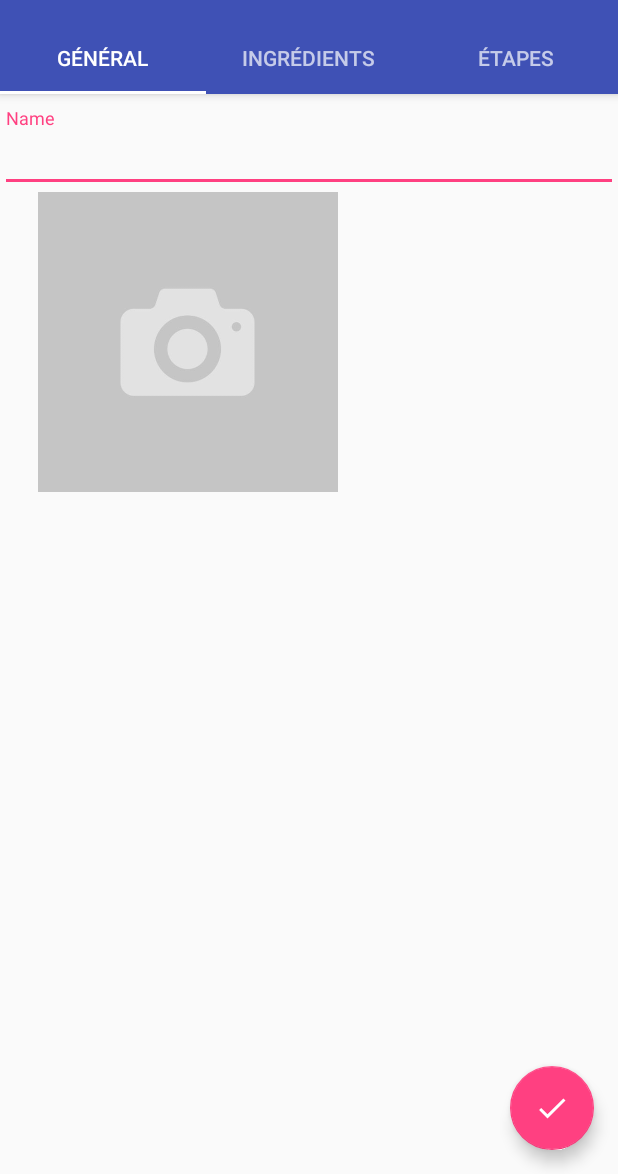
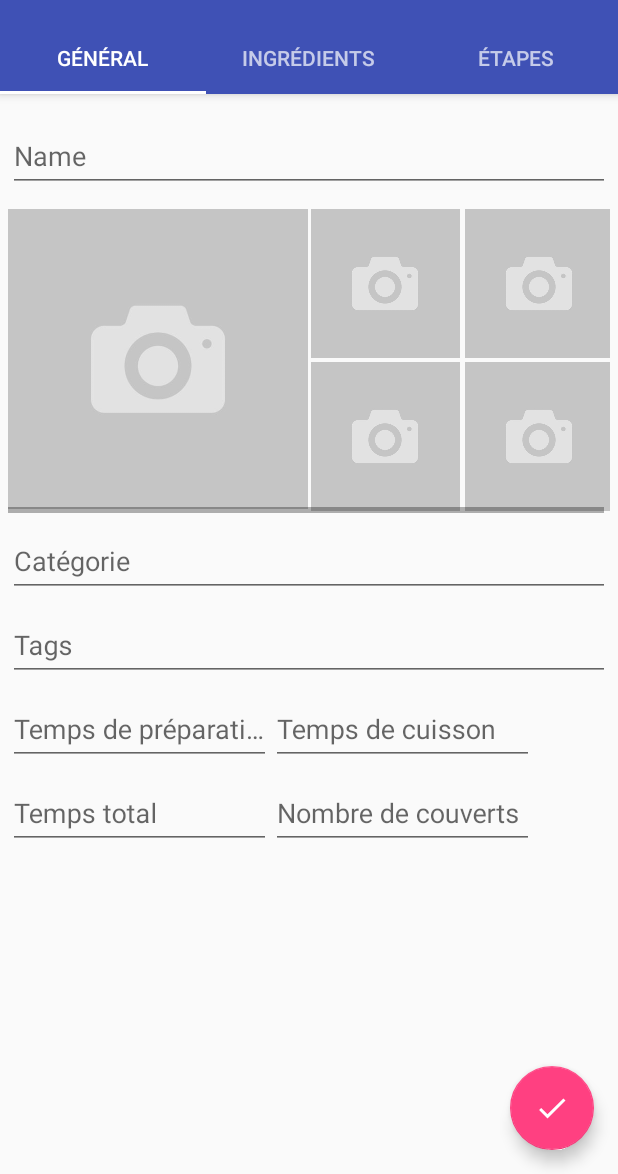
Before and after one commit to BillyBoy26/Recipes, an Android app: the FragmentGeneral screen opened directly, with no data from a screen before it, on a phone screen of 412 x 824 dp, the part 62-1236 px from its top. Run offline under Robolectric (Android 15) with nearby library versions, the phone set to English and light mode, and no system bars.

Commit message:
Début meilleur interface tab générla

```diff
--- a/app/src/main/AndroidManifest.xml
+++ b/app/src/main/AndroidManifest.xml
@@ -22,7 +22,10 @@
                 <category android:name="android.intent.category.LAUNCHER" />
             </intent-filter>
         </activity>
-        <activity android:name=".createForm.RecipeCreate" />
+        <activity
+            android:name=".createForm.RecipeCreate"
+            android:windowSoftInputMode="adjustPan"
+            />
         <activity android:name=".RecipeImport" />
 
         <provider
--- a/app/src/main/java/com/example/benjamin/recettes/RecipeAdapter.java
+++ b/app/src/main/java/com/example/benjamin/recettes/RecipeAdapter.java
@@ -36,7 +36,7 @@ class RecipeAdapter extends CursorAdapter {
 
         String urlImage = cursor.getString(cursor.getColumnIndex(TRecipe.C_URL_IMAGE));
         if (urlImage != null && !urlImage.isEmpty()) {
-            ImageView imageView = (ImageView) view.findViewById(R.id.image);
+            ImageView imageView = (ImageView) view.findViewById(R.id.image1);
             Picasso.with(imageView.getContext()).load(urlImage).centerCrop().fit().into(imageView);
         }
     }
--- a/app/src/main/java/com/example/benjamin/recettes/RecipeViewHolder.java
+++ b/app/src/main/java/com/example/benjamin/recettes/RecipeViewHolder.java
@@ -16,7 +16,7 @@ class RecipeViewHolder extends RecyclerView.ViewHolder {
 
     public RecipeViewHolder(View itemView) {
         super(itemView);
-        imageView = (ImageView) itemView.findViewById(R.id.image);
+        imageView = (ImageView) itemView.findViewById(R.id.image1);
         textView = (TextView) itemView.findViewById(R.id.text);
     }
 
--- a/app/src/main/java/com/example/benjamin/recettes/createForm/FragmentGeneral.java
+++ b/app/src/main/java/com/example/benjamin/recettes/createForm/FragmentGeneral.java
@@ -25,7 +25,7 @@ public class FragmentGeneral  extends Fragment implements RecipeCreate.RecipeFil
     public View onCreateView(LayoutInflater inflater, @Nullable ViewGroup container, @Nullable Bundle savedInstanceState) {
         View generalView = inflater.inflate(R.layout.recipe_create_general, container, false);
         txtName = (EditText) generalView.findViewById(R.id.name);
-        imageView = (ImageInputView) generalView.findViewById(R.id.image);
+        imageView = (ImageInputView) generalView.findViewById(R.id.image1);
         fillRecipeView();
         return generalView;
     }
--- a/app/src/main/res/layout/ingredient_card.xml
+++ b/app/src/main/res/layout/ingredient_card.xml
@@ -18,7 +18,7 @@
         android:orientation="vertical">
 
         <ImageView
-            android:id="@+id/image"
+            android:id="@+id/image1"
             android:layout_width="75dp"
             android:layout_height="75dp"
             android:layout_gravity="center"
--- a/app/src/main/res/layout/recipe_card.xml
+++ b/app/src/main/res/layout/recipe_card.xml
@@ -26,7 +26,7 @@
          donc rajouter un LinearLayout -->
 
         <ImageView
-            android:id="@+id/image"
+            android:id="@+id/image1"
             android:layout_width="match_parent"
             android:layout_height="200dp"
             android:scaleType="centerCrop"
--- a/app/src/main/res/layout/recipe_create_general.xml
+++ b/app/src/main/res/layout/recipe_create_general.xml
@@ -2,23 +2,148 @@
 <LinearLayout xmlns:android="http://schemas.android.com/apk/res/android"
     android:orientation="vertical" android:layout_width="match_parent"
     android:layout_height="wrap_content"
-    android:paddingTop="58dp">
+    android:paddingTop="58dp"
+    android:paddingStart="5dp"
+    android:paddingEnd="5dp"
+    android:focusableInTouchMode="true"
+    android:textSize="15sp"
+    >
+
+    <android.support.design.widget.TextInputLayout
+        android:layout_width="match_parent"
+        android:layout_height="wrap_content"
+        android:paddingBottom="10dp"
+        >
+        <EditText
+            android:layout_width="match_parent"
+            android:layout_height="wrap_content"
+            android:id="@+id/name"
+            android:hint="@string/name"
+
+            />
+    </android.support.design.widget.TextInputLayout>
+
+    <HorizontalScrollView
+        android:layout_width="wrap_content"
+        android:layout_height="wrap_content"
+        android:fillViewport="true">
+
+        <LinearLayout
+            android:layout_width="wrap_content"
+            android:layout_height="wrap_content"
+            android:orientation="horizontal">
+
+            <com.example.benjamin.recettes.views.ImageInputView
+                android:id="@+id/image1"
+                android:layout_width="200dp"
+                android:layout_height="200dp"
+                android:layout_marginTop="1dp" />
+
+            <GridLayout
+                android:layout_width="wrap_content"
+                android:layout_height="wrap_content"
+                android:columnCount="2"
+                android:useDefaultMargins="false">
+
+                <com.example.benjamin.recettes.views.ImageInputView
+                    android:id="@+id/image2"
+                    android:layout_width="100dp"
+                    android:layout_height="99dp"
+                    android:layout_margin="1dp" />
+
+                <com.example.benjamin.recettes.views.ImageInputView
+                    android:id="@+id/image3"
+                    android:layout_width="100dp"
+                    android:layout_height="99dp"
+                    android:layout_margin="1dp" />
+
+                <com.example.benjamin.recettes.views.ImageInputView
+                    android:id="@+id/image4"
+                    android:layout_width="100dp"
+                    android:layout_height="99dp"
+                    android:layout_margin="1dp"
+                    android:layout_marginBottom="0dp"/>
+
+                <com.example.benjamin.recettes.views.ImageInputView
+                    android:id="@+id/image5"
+                    android:layout_width="100dp"
+                    android:layout_height="99dp"
+                    android:layout_margin="1dp" />
+
+            </GridLayout>
+        </LinearLayout>
 
 
+    </HorizontalScrollView>
+
+
+    <android.support.design.widget.TextInputLayout
+        android:layout_width="match_parent"
+        android:layout_height="wrap_content">
+        <EditText
+            android:layout_width="match_parent"
+            android:layout_height="wrap_content"
+            android:id="@+id/category"
+            android:hint="Catégorie"/>
+    </android.support.design.widget.TextInputLayout>
+    <android.support.design.widget.TextInputLayout
+        android:layout_width="match_parent"
+        android:layout_height="wrap_content">
+        <EditText
+            android:layout_width="match_parent"
+            android:layout_height="wrap_content"
+            android:id="@+id/tags"
+            android:hint="Tags"/>
+    </android.support.design.widget.TextInputLayout>
+
+    <GridLayout
+        android:layout_width="match_parent"
+        android:layout_height="wrap_content"
+        android:layout_gravity="center"
+        android:columnCount="2">
+
         <android.support.design.widget.TextInputLayout
-            android:layout_width="match_parent"
+            android:layout_width="wrap_content"
             android:layout_height="wrap_content">
             <EditText
-                android:layout_width="match_parent"
+                android:id="@+id/time_prepare"
+                android:layout_width="175dp"
                 android:layout_height="wrap_content"
-                android:id="@+id/name"
-                android:hint="@string/name"/>
-
+                android:layout_gravity="center"
+                android:hint="Temps de préparation"/>
         </android.support.design.widget.TextInputLayout>
 
-        <com.example.benjamin.recettes.views.ImageInputView
-            android:id="@+id/image"
-            android:layout_width="250dp"
-            android:layout_height="200dp"
-            />
+        <android.support.design.widget.TextInputLayout
+            android:layout_width="wrap_content"
+            android:layout_height="wrap_content">
+            <EditText
+                android:id="@+id/time_cook"
+                android:layout_width="175dp"
+                android:layout_height="wrap_content"
+                android:layout_gravity="center"
+            android:hint="Temps de cuisson" />
+        </android.support.design.widget.TextInputLayout>
+        <android.support.design.widget.TextInputLayout
+            android:layout_width="wrap_content"
+            android:layout_height="wrap_content">
+
+            <EditText
+                android:id="@+id/time_total"
+                android:layout_width="175dp"
+                android:layout_height="wrap_content"
+                android:layout_gravity="center"
+                android:hint="Temps total" />
+        </android.support.design.widget.TextInputLayout>
+        <android.support.design.widget.TextInputLayout
+            android:layout_width="wrap_content"
+            android:layout_height="wrap_content">
+            <EditText
+                android:id="@+id/nb_covers"
+                android:layout_width="175dp"
+                android:layout_height="wrap_content"
+                android:layout_gravity="center"
+                android:hint="Nombre de couverts" />
+        </android.support.design.widget.TextInputLayout>
+
+    </GridLayout>
 </LinearLayout>
```
